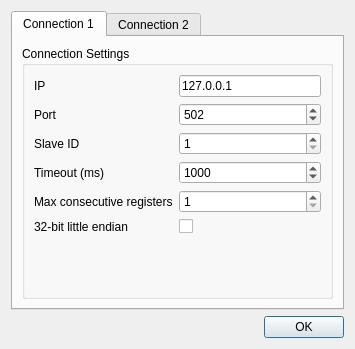
Before: the Qt Designer form src/dialogs/connectiondialog.ui in ModbusScope/ModbusScope, drawn with Qt 5.
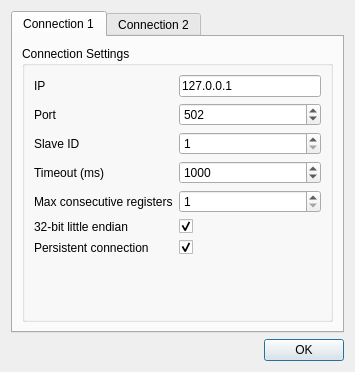
After: the same form once the commit is applied. Icons and pictures are not drawn.

Commit message: Add persistent connection option to GUI

What changed in the file:
```diff
--- a/src/dialogs/connectiondialog.ui
+++ b/src/dialogs/connectiondialog.ui
@@ -7,7 +7,7 @@
     <x>0</x>
     <y>0</y>
     <width>355</width>
-    <height>349</height>
+    <height>372</height>
    </rect>
   </property>
   <property name="windowTitle">
@@ -146,6 +146,9 @@
             <property name="text">
              <string/>
             </property>
+            <property name="checked">
+             <bool>true</bool>
+            </property>
            </widget>
           </item>
           <item row="5" column="0">
@@ -155,6 +158,23 @@
             </property>
            </widget>
           </item>
+          <item row="6" column="0">
+           <widget class="QLabel" name="label_13">
+            <property name="text">
+             <string>Persistent connection</string>
+            </property>
+           </widget>
+          </item>
+          <item row="6" column="1">
+           <widget class="QCheckBox" name="checkPersistentConn">
+            <property name="text">
+             <string/>
+            </property>
+            <property name="checked">
+             <bool>true</bool>
+            </property>
+           </widget>
+          </item>
          </layout>
         </widget>
        </item>
```
Left out of the diff: 23 changed lines with no effect on the pictures. The commit also changes 2 other files.
